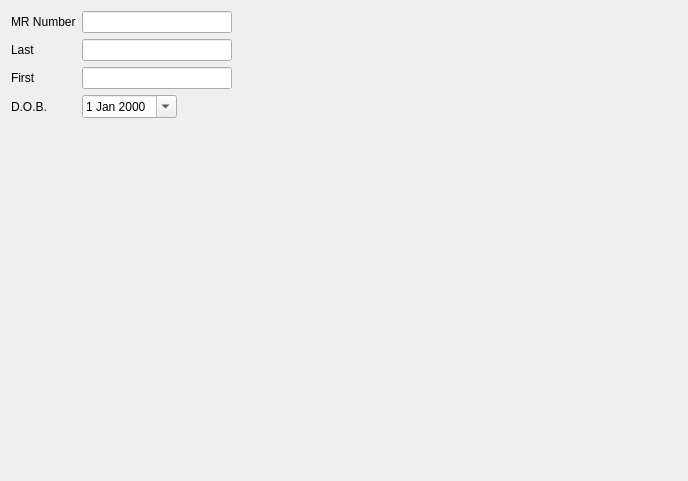
kyledevans/Medicine-Track, file mtrack/npw_page00.ui: the form before one commit.
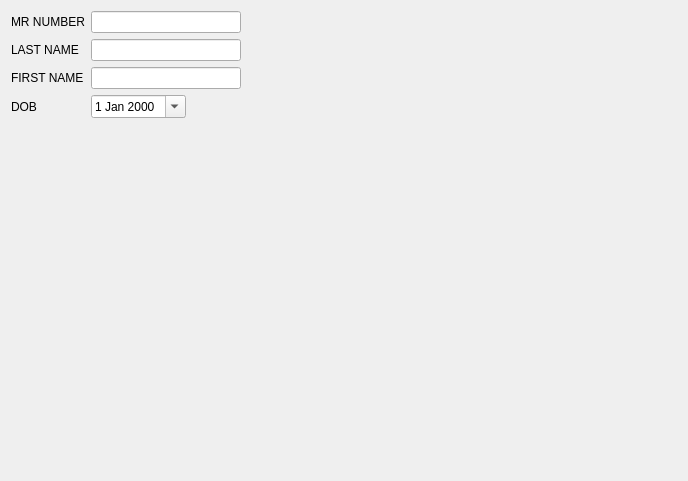
The form after the commit.

Patch:
```diff
--- a/mtrack/npw_page00.ui
+++ b/mtrack/npw_page00.ui
@@ -50,14 +50,14 @@
    <item row="0" column="0">
     <widget class="QLabel" name="mrNumberLabel">
      <property name="text">
-      <string>MR Number</string>
+      <string>MR NUMBER</string>
      </property>
     </widget>
    </item>
    <item row="1" column="0">
     <widget class="QLabel" name="lastLabel">
      <property name="text">
-      <string>Last</string>
+      <string>LAST NAME</string>
      </property>
     </widget>
    </item>
@@ -130,7 +130,7 @@
    <item row="2" column="0">
     <widget class="QLabel" name="firstLabel">
      <property name="text">
-      <string>First</string>
+      <string>FIRST NAME</string>
      </property>
     </widget>
    </item>
@@ -161,7 +161,7 @@
    <item row="3" column="0">
     <widget class="QLabel" name="dobLabel">
      <property name="text">
-      <string>D.O.B.</string>
+      <string>DOB</string>
      </property>
     </widget>
    </item>
```
